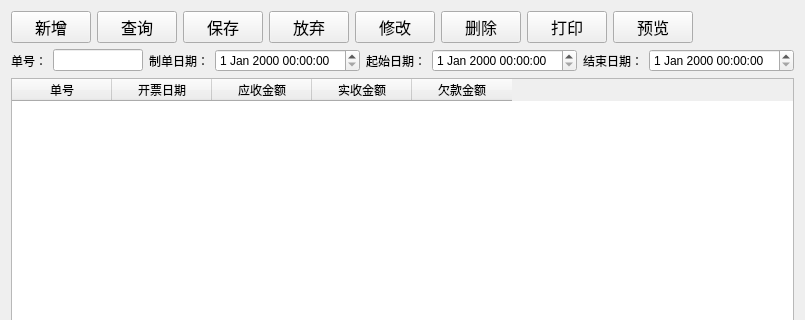
This is clinicdailyreport.ui in histest/his as Qt 5 draws it before an edit; both pictures show x 0 to 805 and y 0 to 320 of the 805 by 483 pixel window. The edited form follows.
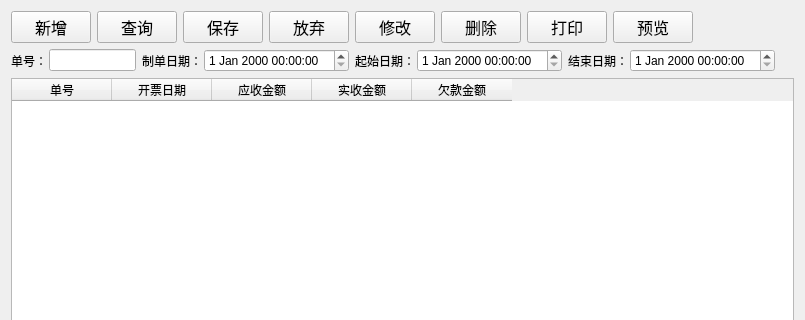
This is the edited form.

The edit to the form file:
```diff
--- a/clinicdailyreport.ui
+++ b/clinicdailyreport.ui
@@ -141,6 +141,12 @@
       <layout class="QHBoxLayout" name="horizontalLayout">
        <item>
         <widget class="QLabel" name="label">
+         <property name="maximumSize">
+          <size>
+           <width>32</width>
+           <height>16777215</height>
+          </size>
+         </property>
          <property name="text">
           <string>单号：</string>
          </property>
@@ -162,6 +168,12 @@
       <layout class="QHBoxLayout" name="horizontalLayout_2">
        <item>
         <widget class="QLabel" name="label_2">
+         <property name="maximumSize">
+          <size>
+           <width>56</width>
+           <height>16777215</height>
+          </size>
+         </property>
          <property name="text">
           <string>制单日期：</string>
          </property>
@@ -189,6 +201,12 @@
       <layout class="QHBoxLayout" name="horizontalLayout_3">
        <item>
         <widget class="QLabel" name="label_3">
+         <property name="maximumSize">
+          <size>
+           <width>56</width>
+           <height>16777215</height>
+          </size>
+         </property>
          <property name="text">
           <string>起始日期：</string>
          </property>
@@ -216,6 +234,12 @@
       <layout class="QHBoxLayout" name="horizontalLayout_4">
        <item>
         <widget class="QLabel" name="label_4">
+         <property name="maximumSize">
+          <size>
+           <width>56</width>
+           <height>16777215</height>
+          </size>
+         </property>
          <property name="text">
           <string>结束日期：</string>
          </property>
@@ -237,6 +261,19 @@
          </property>
         </widget>
        </item>
+       <item>
+        <spacer name="horizontalSpacer_2">
+         <property name="orientation">
+          <enum>Qt::Horizontal</enum>
+         </property>
+         <property name="sizeHint" stdset="0">
+          <size>
+           <width>40</width>
+           <height>20</height>
+          </size>
+         </property>
+        </spacer>
+       </item>
       </layout>
      </item>
     </layout>
```
